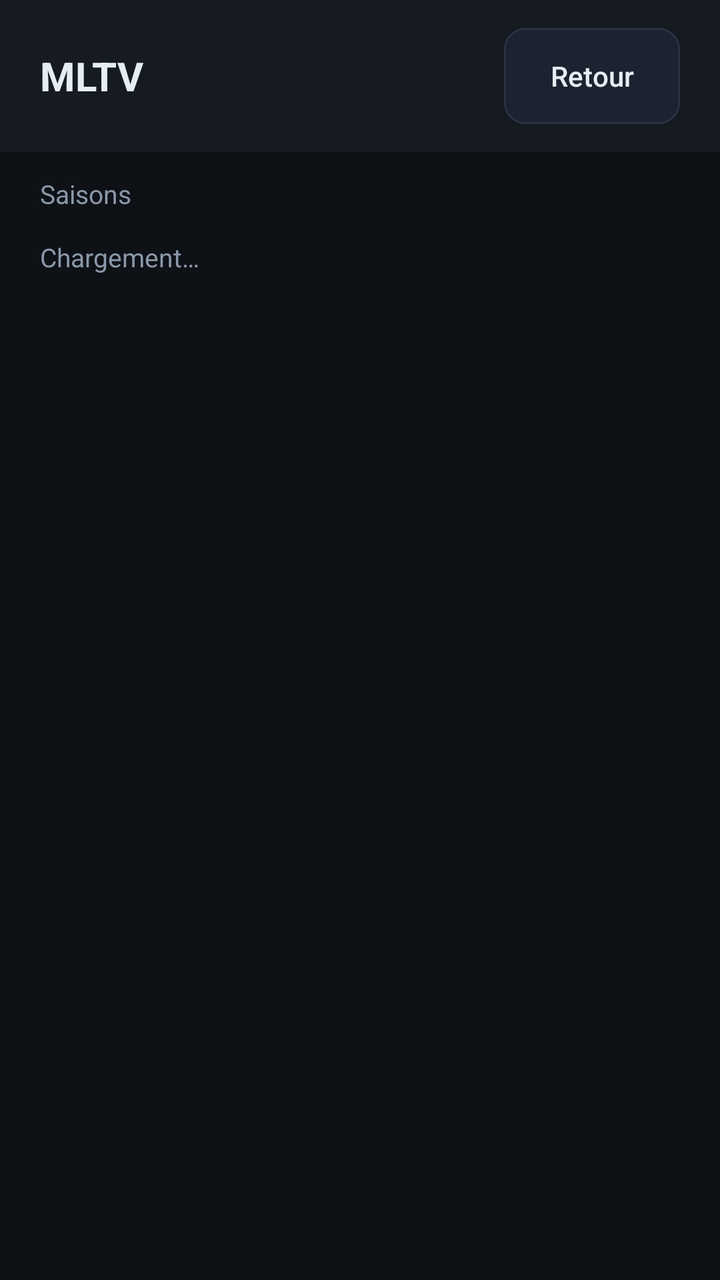
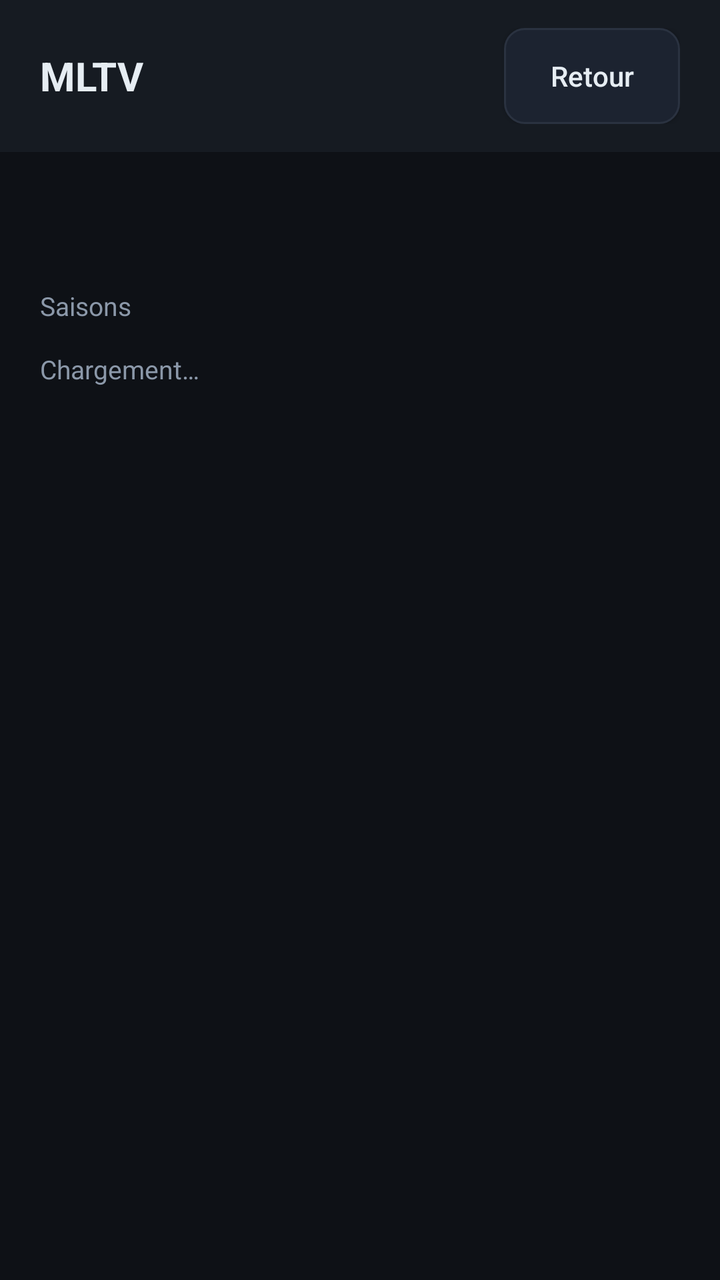

The first picture is an Android layout as it rendered before a commit; the second is the same layout after the commit. The layout source and the unified diff follow.
<!-- AndroidManifest.xml: application theme Theme.MLTV -->
<!-- res/layout/activity_series_detail.xml -->
<?xml version="1.0" encoding="utf-8"?>
<LinearLayout xmlns:android="http://schemas.android.com/apk/res/android"
    android:layout_width="match_parent"
    android:layout_height="match_parent"
    android:orientation="vertical"
    android:background="@color/bg">

    <LinearLayout
        android:layout_width="match_parent"
        android:layout_height="wrap_content"
        android:orientation="horizontal"
        android:gravity="center_vertical"
        android:paddingHorizontal="20dp"
        android:paddingVertical="14dp"
        android:background="@color/panel">

        <TextView
            android:id="@+id/tv_header"
            android:layout_width="0dp"
            android:layout_height="wrap_content"
            android:layout_weight="1"
            android:text="@string/app_name"
            android:textColor="@color/txt"
            android:textSize="20sp"
            android:textStyle="bold"
            android:maxLines="1"
            android:ellipsize="end" />

        <Button
            android:id="@+id/btn_back"
            android:layout_width="wrap_content"
            android:layout_height="wrap_content"
            android:background="@drawable/btn_secondary"
            android:text="Retour"
            android:textColor="@color/txt"
            android:textAllCaps="false"
            android:textSize="14sp"
            android:paddingHorizontal="16dp" />
    </LinearLayout>

    <TextView
        android:layout_width="wrap_content"
        android:layout_height="wrap_content"
        android:paddingHorizontal="20dp"
        android:paddingTop="12dp"
        android:paddingBottom="6dp"
        android:text="Saisons"
        android:textColor="@color/muted"
        android:textSize="13sp" />

    <androidx.recyclerview.widget.RecyclerView
        android:id="@+id/rv_seasons"
        android:layout_width="match_parent"
        android:layout_height="wrap_content"
        android:paddingHorizontal="20dp"
        android:clipToPadding="false"
        android:scrollbars="none" />

    <TextView
        android:id="@+id/tv_status"
        android:layout_width="wrap_content"
        android:layout_height="wrap_content"
        android:paddingHorizontal="20dp"
        android:paddingVertical="8dp"
        android:text="Chargement…"
        android:textColor="@color/muted"
        android:textSize="13sp" />

    <androidx.recyclerview.widget.RecyclerView
        android:id="@+id/rv_episodes"
        android:layout_width="match_parent"
        android:layout_height="0dp"
        android:layout_weight="1"
        android:paddingHorizontal="16dp"
        android:clipToPadding="false"
        android:scrollbars="vertical" />
</LinearLayout>
<!-- resources referenced by this layout -->
<resources>
  <color name="bg">#FF0E1116</color>
  <color name="muted">#FF8B98A9</color>
  <color name="panel">#FF161B22</color>
  <color name="txt">#FFE6EDF3</color>
  <!-- drawable btn_secondary (drawable) -->
  <?xml version="1.0" encoding="utf-8"?>
  <selector xmlns:android="http://schemas.android.com/apk/res/android">
      <item android:state_focused="true">
          <shape android:shape="rectangle">
              <solid android:color="@color/panel2" />
              <stroke android:width="2dp" android:color="@color/accent" />
              <corners android:radius="10dp" />
          </shape>
      </item>
      <item>
          <shape android:shape="rectangle">
              <solid android:color="@color/panel2" />
              <stroke android:width="1dp" android:color="@color/line" />
              <corners android:radius="10dp" />
          </shape>
      </item>
  </selector>
  <string name="app_name">MLTV</string>
  <style name="Theme.MLTV" parent="Theme.AppCompat.NoActionBar">
          <item name="android:windowBackground">@color/bg</item>
          <item name="android:statusBarColor">@color/bg</item>
          <item name="android:colorBackground">@color/bg</item>
      </style>
  <color name="panel2">#FF1C2330</color>
  <color name="accent">#FFFF7A18</color>
  <color name="line">#FF2A3240</color>
</resources>

<!-- the commit's change to res/layout/activity_series_detail.xml (unified diff, before → after) -->
@@ -39,6 +39,29 @@
     </LinearLayout>
 
     <TextView
+        android:id="@+id/tv_meta"
+        android:layout_width="match_parent"
+        android:layout_height="wrap_content"
+        android:paddingHorizontal="20dp"
+        android:paddingTop="12dp"
+        android:textColor="@color/muted"
+        android:textSize="14sp"
+        android:maxLines="1"
+        android:ellipsize="end" />
+
+    <TextView
+        android:id="@+id/tv_plot"
+        android:layout_width="match_parent"
+        android:layout_height="wrap_content"
+        android:paddingHorizontal="20dp"
+        android:paddingTop="6dp"
+        android:textColor="#FFC7D0DA"
+        android:textSize="14sp"
+        android:lineSpacingMultiplier="1.25"
+        android:maxLines="3"
+        android:ellipsize="end" />
+
+    <TextView
         android:layout_width="wrap_content"
         android:layout_height="wrap_content"
         android:paddingHorizontal="20dp"
